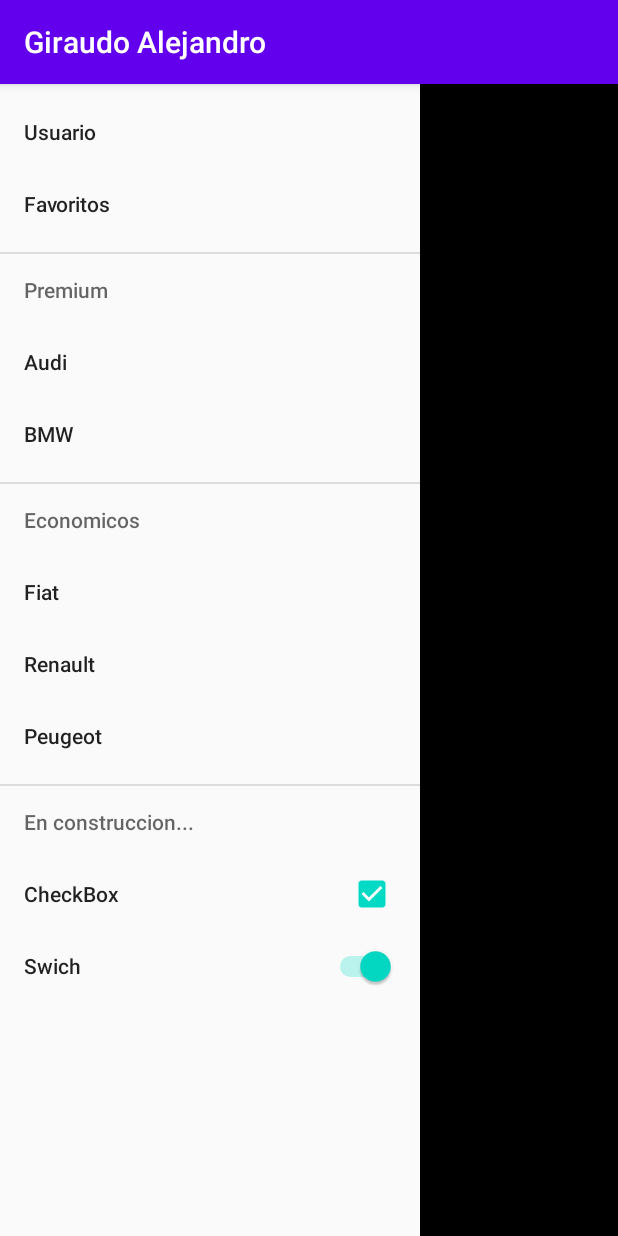
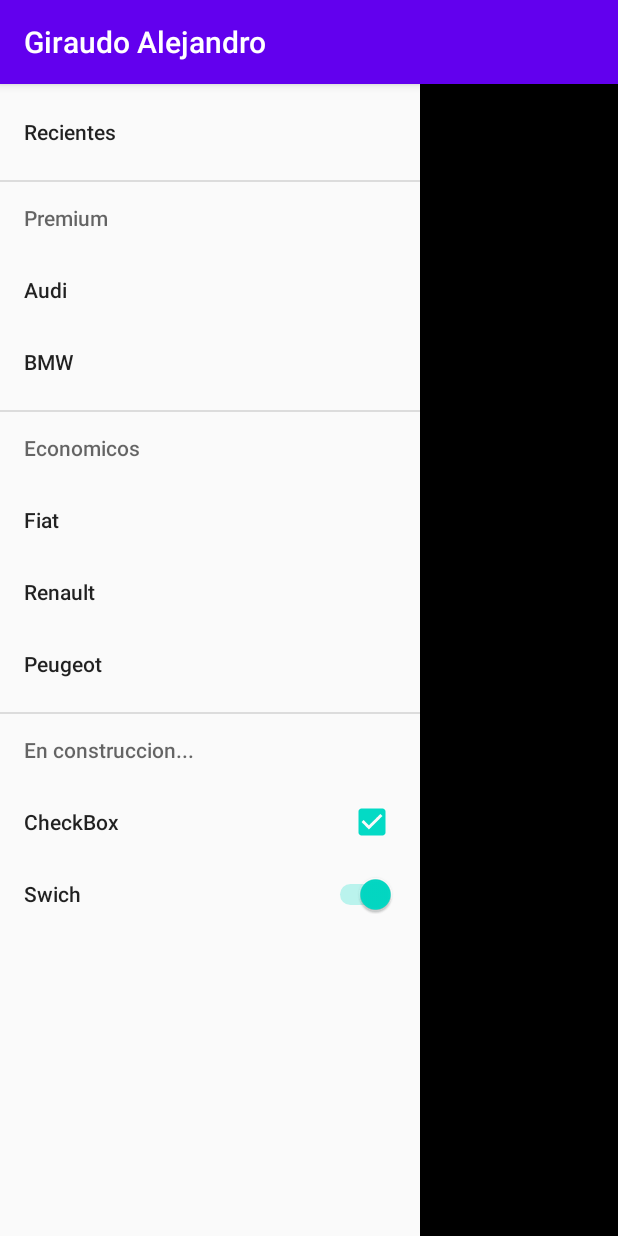
Before and after one commit to alemg77/EntregableAndroid, an Android app: the screen it shows after launch (MainActivity), with the side drawer open, on a phone screen of 412 x 824 dp. Run offline under Robolectric (Android 15) with nearby library versions, the phone set to English and light mode, and no system bars; our stand-ins replace Room's generated code, Volley; network calls fail.

Commit message:
Room: Guarda en SQL los items vistos y los muestra en "Recientes"

```diff
--- /dev/null
+++ b/app/src/main/java/com/example/entregableandroid/ApiML/ElementoListaDao.java
@@ -0,0 +1,36 @@
+package com.example.entregableandroid.ApiML;
+
+
+import androidx.room.Dao;
+import androidx.room.Insert;
+import androidx.room.Query;
+import androidx.room.Update;
+
+import java.util.ArrayList;
+import java.util.List;
+
+@Dao
+public interface ElementoListaDao {
+
+    @Query("SELECT COUNT(*) FROM " + ElementoLista.TABLE_NAME)
+    int cantidadElementos();
+
+    @Query("SELECT * FROM "+ElementoLista.TABLE_NAME)
+    List<ElementoLista> getTodos();
+
+    //insertar
+    @Insert
+    void instarAll(ElementoLista ... elementos);
+
+    //eliminar
+    @Query("DELETE FROM " + ElementoLista.TABLE_NAME + " WHERE " + ElementoLista.COLUMN_ID + " = :id")
+    int deleteById(String id);
+
+    //actualizar
+    @Update
+    int updateEntidad(ElementoLista elemento);
+
+    //insertar 2
+    @Insert
+    long insert(ElementoLista usuarios);
+}
--- /dev/null
+++ b/app/src/main/java/com/example/entregableandroid/Database/AppDatabase.java
@@ -0,0 +1,17 @@
+package com.example.entregableandroid.Database;
+
+
+import androidx.room.Database;
+import androidx.room.RoomDatabase;
+
+import com.example.entregableandroid.ApiML.ElementoLista;
+import com.example.entregableandroid.ApiML.ElementoListaDao;
+
+@Database(entities = {ElementoLista.class}, version = 1)
+
+public abstract class AppDatabase extends RoomDatabase {
+
+    public abstract ElementoListaDao elementoListaDao();
+
+    private static AppDatabase sIntance;
+}
--- a/app/src/main/java/com/example/entregableandroid/MapsActivity.java
+++ b/app/src/main/java/com/example/entregableandroid/MapsActivity.java
@@ -26,12 +26,9 @@
         Intent intent = getIntent();
         coordenadas = intent.getParcelableExtra(LatLng.class.toString());
 
-        // Obtain the SupportMapFragment and get notified when the map is ready to be used.
         SupportMapFragment mapFragment = (SupportMapFragment) getSupportFragmentManager().findFragmentById(R.id.map);
         mapFragment.getMapAsync(this);
     }
-
-
 
     /**
      * Manipulates the map once available.
--- /dev/null
+++ b/app/src/main/java/com/example/entregableandroid/ROOM/Constantes.java
@@ -0,0 +1,5 @@
+package com.example.entregableandroid.ROOM;
+
+public class Constantes {
+    public static String BD_NAME = "mibd";
+}
--- a/app/src/main/res/menu/navigation_menu.xml
+++ b/app/src/main/res/menu/navigation_menu.xml
@@ -5,12 +5,8 @@
 
     <group>
         <item
-            android:id="@+id/Usuario"
-            android:title="Usuario" />
-
-        <item
-            android:id="@+id/Favoritos"
-            android:title="Favoritos" />
+            android:id="@+id/Recientes"
+            android:title="Recientes" />
     </group>
 
     <item android:title="Premium">
```
Also changed, not shown: app/build.gradle (+14 -0 lines), app/src/main/AndroidManifest.xml (+4 -5 lines), app/src/main/java/com/example/entregableandroid/ApiML/ElementoLista.java (+23 -0 lines), app/src/main/java/com/example/entregableandroid/FragmentProductos/Producto.java (deleted, +0 -47 lines), app/src/main/java/com/example/entregableandroid/MainActivity.java (+22 -4 lines).
